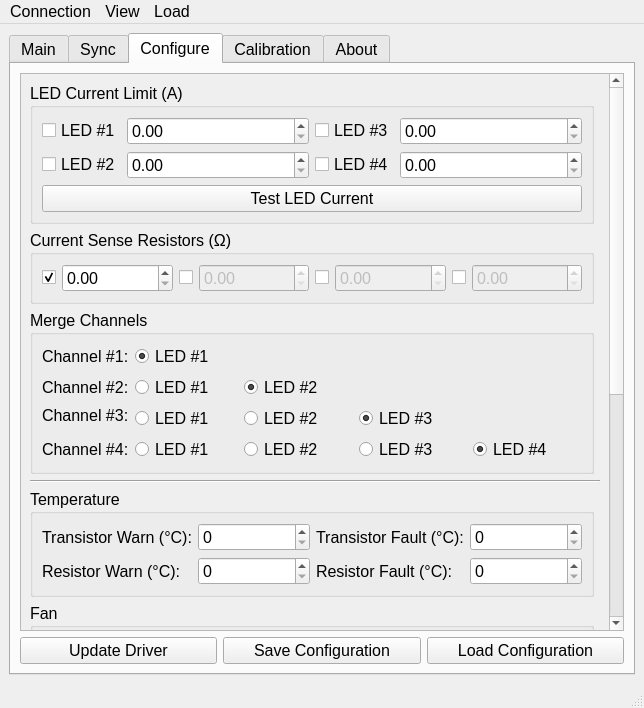
Old version of the form Software/QtDesigner_GUI.ui in the repository Llamero/Four_Channel_MHz_LED_Driver.
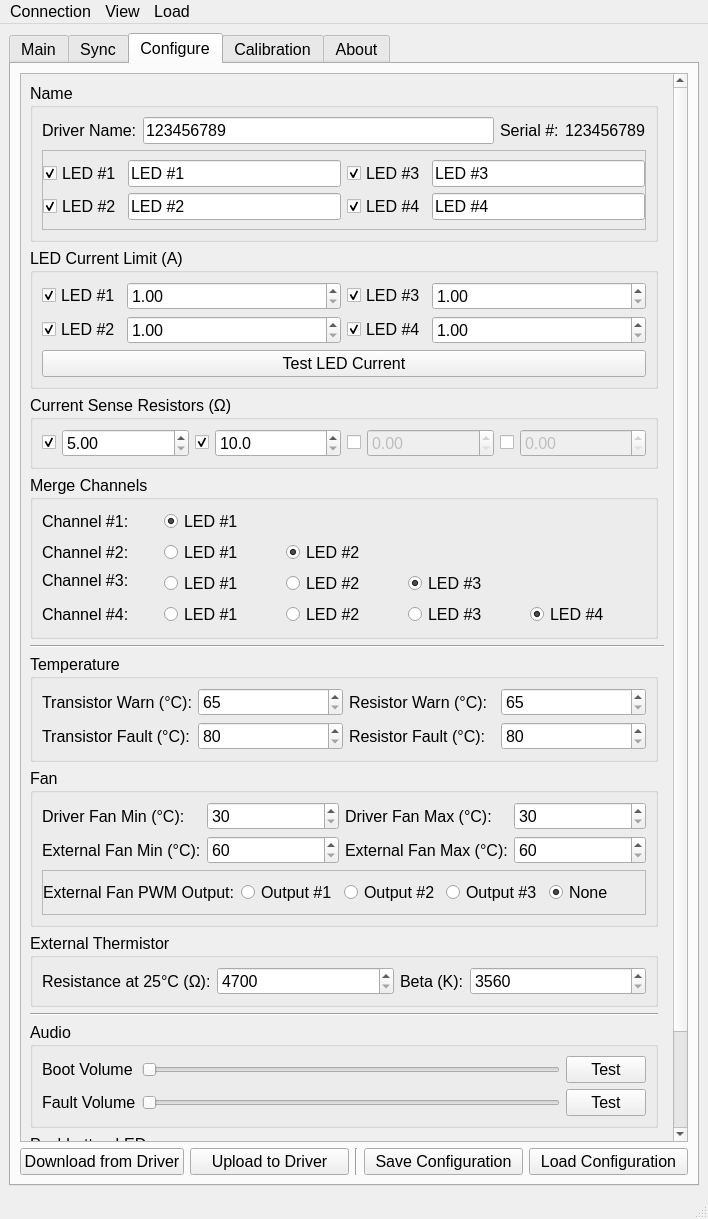
New version of the form. Custom widgets are drawn as their Qt base class.

Commit message: Working draft of configure panel

The edit to the form file:
```diff
--- a/Software/QtDesigner_GUI.ui
+++ b/Software/QtDesigner_GUI.ui
@@ -9,8 +9,8 @@
    <rect>
     <x>0</x>
     <y>0</y>
-    <width>644</width>
-    <height>708</height>
+    <width>708</width>
+    <height>1219</height>
    </rect>
   </property>
   <property name="font">
@@ -314,28 +314,14 @@
         <string>Configure</string>
        </attribute>
        <layout class="QGridLayout" name="gridLayout_10">
-        <item row="1" column="1">
-         <widget class="QPushButton" name="pushButton_7">
-          <property name="text">
-           <string>Save Configuration</string>
-          </property>
-         </widget>
-        </item>
-        <item row="1" column="0">
-         <widget class="QPushButton" name="pushButton_6">
-          <property name="text">
-           <string>Update Driver</string>
-          </property>
-         </widget>
-        </item>
-        <item row="1" column="2">
+        <item row="1" column="4">
          <widget class="QPushButton" name="pushButton_5">
           <property name="text">
            <string>Load Configuration</string>
           </property>
          </widget>
         </item>
-        <item row="0" column="0" colspan="3">
+        <item row="0" column="0" colspan="5">
          <widget class="QScrollArea" name="scrollArea">
           <property name="widgetResizable">
            <bool>true</bool>
@@ -345,68 +331,12 @@
             <rect>
              <x>0</x>
              <y>0</y>
-             <width>583</width>
-             <height>871</height>
+             <width>664</width>
+             <height>1075</height>
             </rect>
            </property>
            <layout class="QGridLayout" name="gridLayout_16">
-            <item row="0" column="0">
-             <widget class="QGroupBox" name="groupBox_11">
-              <property name="title">
-               <string>LED Current Limit (A)</string>
-              </property>
-              <layout class="QGridLayout" name="gridLayout_17" columnstretch="0,10,0,10,0">
-               <item row="1" column="0">
-                <widget class="QCheckBox" name="checkBox_8">
-                 <property name="text">
-                  <string>LED #2</string>
-                 </property>
-                </widget>
-               </item>
-               <item row="0" column="1">
-                <widget class="QDoubleSpinBox" name="doubleSpinBox_7"/>
-               </item>
-               <item row="1" column="1">
-                <widget class="QDoubleSpinBox" name="doubleSpinBox_9"/>
-               </item>
-               <item row="0" column="3">
-                <widget class="QDoubleSpinBox" name="doubleSpinBox_8"/>
-               </item>
-               <item row="2" column="0" colspan="4">
-                <widget class="QPushButton" name="pushButton_10">
-                 <property name="text">
-                  <string>Test LED Current</string>
-                 </property>
-                </widget>
-               </item>
-               <item row="0" column="0">
-                <widget class="QCheckBox" name="checkBox_7">
-                 <property name="text">
-                  <string>LED #1</string>
-                 </property>
-                </widget>
-               </item>
-               <item row="1" column="3">
-                <widget class="QDoubleSpinBox" name="doubleSpinBox_10"/>
-               </item>
-               <item row="0" column="2">
-                <widget class="QCheckBox" name="checkBox_9">
-                 <property name="text">
-                  <string>LED #3</string>
-                 </property>
-                </widget>
-               </item>
-               <item row="1" column="2">
-                <widget class="QCheckBox" name="checkBox_10">
-                 <property name="text">
-                  <string>LED #4</string>
-                 </property>
-                </widget>
-               </item>
-              </layout>
-             </widget>
-            </item>
-            <item row="8" column="0">
+            <item row="9" column="0">
              <widget class="QGroupBox" name="groupBox_7">
               <property name="title">
                <string>Audio</string>
@@ -457,14 +387,261 @@
               </layout>
              </widget>
             </item>
-            <item row="3" column="0" colspan="2">
+            <item row="0" column="0">
+             <widget class="QGroupBox" name="groupBox_14">
+              <property name="title">
+               <string>Name</string>
+              </property>
+              <layout class="QGridLayout" name="gridLayout_20">
+               <item row="0" column="1">
+                <widget class="QLineEdit" name="lineEdit">
+                 <property name="text">
+                  <string>123456789</string>
+                 </property>
+                 <property name="maxLength">
+                  <number>15</number>
+                 </property>
+                </widget>
+               </item>
+               <item row="0" column="3">
+                <widget class="QLabel" name="label_26">
+                 <property name="text">
+                  <string>123456789</string>
+                 </property>
+                </widget>
+               </item>
+               <item row="0" column="0">
+                <widget class="QLabel" name="label_24">
+                 <property name="text">
+                  <string>Driver Name:</string>
+                 </property>
+                </widget>
+               </item>
+               <item row="0" column="2">
+                <widget class="QLabel" name="label_25">
+                 <property name="text">
+                  <string>Serial #:</string>
+                 </property>
+                </widget>
+               </item>
+               <item row="1" column="0" colspan="4">
+                <widget class="QFrame" name="frame">
+                 <property name="frameShape">
+                  <enum>QFrame::StyledPanel</enum>
+                 </property>
+                 <property name="frameShadow">
+                  <enum>QFrame::Raised</enum>
+                 </property>
+                 <layout class="QGridLayout" name="gridLayout_21" columnstretch="0,10,0,0,10">
+                  <property name="leftMargin">
+                   <number>0</number>
+                  </property>
+                  <property name="rightMargin">
+                   <number>0</number>
+                  </property>
+                  <item row="0" column="0">
+                   <widget class="QCheckBox" name="checkBox_11">
+                    <property name="text">
+                     <string>LED #1</string>
+                    </property>
+                    <property name="checked">
+                     <bool>true</bool>
+                    </property>
+                   </widget>
+                  </item>
+                  <item row="1" column="1" colspan="2">
+                   <widget class="QLineEdit" name="lineEdit_3">
+                    <property name="text">
+                     <string>LED #2</string>
+                    </property>
+                    <property name="maxLength">
+                     <number>15</number>
+                    </property>
+                   </widget>
+                  </item>
+                  <item row="0" column="1" colspan="2">
+                   <widget class="QLineEdit" name="lineEdit_2">
+                    <property name="text">
+                     <string>LED #1</string>
+                    </property>
+                    <property name="maxLength">
+                     <number>15</number>
+                    </property>
+                   </widget>
+                  </item>
+                  <item row="1" column="3">
+                   <widget class="QCheckBox" name="checkBox_14">
+                    <property name="text">
+                     <string>LED #4</string>
+                    </property>
+                    <property name="checked">
+                     <bool>true</bool>
+                    </property>
+                   </widget>
+                  </item>
+                  <item row="1" column="0">
+                   <widget class="QCheckBox" name="checkBox_13">
+                    <property name="text">
+                     <string>LED #2</string>
+                    </property>
+                    <property name="checked">
+                     <bool>true</bool>
+                    </property>
+                   </widget>
+                  </item>
+                  <item row="0" column="3">
+                   <widget class="QCheckBox" name="checkBox_12">
+                    <property name="text">
+                     <string>LED #3</string>
+                    </property>
+                    <property name="checked">
+                     <bool>true</bool>
+                    </property>
+                   </widget>
+                  </item>
+                  <item row="0" column="4">
+                   <widget class="QLineEdit" name="lineEdit_4">
+                    <property name="text">
+                     <string>LED #3</string>
+                    </property>
+                    <property name="maxLength">
+                     <number>15</number>
+                    </property>
+                   </widget>
+                  </item>
+                  <item row="1" column="4">
+                   <widget class="QLineEdit" name="lineEdit_5">
+                    <property name="text">
+                     <string>LED #4</string>
+                    </property>
+                    <property name="maxLength">
+                     <number>15</number>
+                    </property>
+                   </widget>
+                  </item>
+                 </layout>
+                </widget>
+               </item>
+              </layout>
+             </widget>
+            </item>
+            <item row="8" column="0">
+             <widget class="Line" name="line_2">
+              <property name="orientation">
+               <enum>Qt::Horizontal</enum>
+              </property>
+             </widget>
+            </item>
+            <item row="5" column="0">
+             <widget class="QGroupBox" name="groupBox_6">
+              <property name="title">
+               <string>Temperature</string>
+              </property>
+              <layout class="QGridLayout" name="gridLayout_12">
+               <item row="1" column="1">
+                <widget class="QSpinBox" name="spinBox_3">
+                 <property name="specialValueText">
+                  <string>80</string>
+                 </property>
+                </widget>
+               </item>
+               <item row="0" column="3">
+                <widget class="QSpinBox" name="spinBox_2">
+                 <property name="specialValueText">
+                  <string>65</string>
+                 </property>
+                </widget>
+               </item>
+               <item row="0" column="1">
+                <widget class="QSpinBox" name="spinBox">
+                 <property name="specialValueText">
+                  <string>65</string>
+                 </property>
+                </widget>
+               </item>
+               <item row="1" column="2">
+                <widget class="QLabel" name="label_9">
+                 <property name="text">
+                  <string>Resistor Fault (°C):</string>
+                 </property>
+                </widget>
+               </item>
+               <item row="1" column="3">
+                <widget class="QSpinBox" name="spinBox_4">
+                 <property name="specialValueText">
+                  <string>80</string>
+                 </property>
+                </widget>
+               </item>
+               <item row="0" column="2">
+                <widget class="QLabel" name="label_8">
+                 <property name="text">
+                  <string>Resistor Warn (°C):</string>
+                 </property>
+                </widget>
+               </item>
+               <item row="0" column="0">
+                <widget class="QLabel" name="label_10">
+                 <property name="text">
+                  <string>Transistor Warn (°C):</string>
+                 </property>
+                </widget>
+               </item>
+               <item row="1" column="0">
+                <widget class="QLabel" name="label_11">
+                 <property name="text">
+                  <string>Transistor Fault (°C):</string>
+                 </property>
+                </widget>
+               </item>
+              </layout>
+             </widget>
+            </item>
+            <item row="7" column="0">
+             <widget class="QGroupBox" name="groupBox_9">
+              <property name="title">
+               <string>External Thermistor</string>
+              </property>
+              <layout class="QGridLayout" name="gridLayout_14" columnstretch="0,10,0,10">
+               <item row="0" column="0">
+                <widget class="QLabel" name="label_16">
+                 <property name="text">
+                  <string>Resistance at 25°C (Ω):</string>
+                 </property>
+                </widget>
+               </item>
+               <item row="0" column="2">
+                <widget class="QLabel" name="label_17">
+                 <property name="text">
+                  <string>Beta (K):</string>
+                 </property>
+                </widget>
+               </item>
+               <item row="0" column="1">
+                <widget class="QSpinBox" name="spinBox_9">
+                 <property name="specialValueText">
+                  <string>4700</string>
+                 </property>
+                </widget>
+               </item>
+               <item row="0" column="3">
+                <widget class="QSpinBox" name="spinBox_10">
+                 <property name="specialValueText">
+                  <string>3560</string>
+                 </property>
+                </widget>
+               </item>
+              </layout>
+             </widget>
+            </item>
+            <item row="4" column="0" colspan="2">
              <widget class="Line" name="line">
               <property name="orientation">
                <enum>Qt::Horizontal</enum>
               </property>
              </widget>
             </item>
-            <item row="1" column="0">
+            <item row="2" column="0">
              <widget class="QGroupBox" name="groupBox_10">
               <property name="title">
                <string>Current Sense Resistors (Ω) </string>
@@ -485,6 +662,9 @@
                  <property name="text">
                   <string/>
                  </property>
+                 <property name="checked">
+                  <bool>true</bool>
+                 </property>
                 </widget>
                </item>
                <item row="0" column="4">
@@ -502,12 +682,19 @@
                 </widget>
                </item>
                <item row="0" column="1">
-                <widget class="QDoubleSpinBox" name="doubleSpinBox_3"/>
+                <widget class="QDoubleSpinBox" name="doubleSpinBox_3">
+                 <property name="specialValueText">
+                  <string>5.00</string>
+                 </property>
+                </widget>
                </item>
                <item row="0" column="3">
                 <widget class="QDoubleSpinBox" name="doubleSpinBox_4">
                  <property name="enabled">
-                  <bool>false</bool>
+                  <bool>true</bool>
+                 </property>
+                 <property name="specialValueText">
+                  <string>10.0</string>
                  </property>
                 </widget>
                </item>
@@ -528,85 +715,7 @@
               </layout>
              </widget>
             </item>
-            <item row="4" column="0">
-             <widget class="QGroupBox" name="groupBox_6">
-              <property name="title">
-               <string>Temperature</string>
-              </property>
-              <layout class="QGridLayout" name="gridLayout_12">
-               <item row="0" column="0">
-                <widget class="QLabel" name="label_10">
-                 <property name="text">
-                  <string>Transistor Warn (°C):</string>
-                 </property>
-                </widget>
-               </item>
-               <item row="0" column="2">
-                <widget class="QLabel" name="label_11">
-                 <property name="text">
-                  <string>Transistor Fault (°C):</string>
-                 </property>
-                </widget>
-               </item>
-               <item row="1" column="2">
-                <widget class="QLabel" name="label_9">
-                 <property name="text">
-                  <string>Resistor Fault (°C):</string>
-                 </property>
-                </widget>
-               </item>
-               <item row="1" column="3">
-                <widget class="QSpinBox" name="spinBox_4"/>
-               </item>
-               <item row="1" column="1">
-                <widget class="QSpinBox" name="spinBox_3"/>
-               </item>
-               <item row="0" column="1">
-                <widget class="QSpinBox" name="spinBox"/>
-               </item>
-               <item row="0" column="3">
-                <widget class="QSpinBox" name="spinBox_2"/>
-               </item>
-               <item row="1" column="0">
-                <widget class="QLabel" name="label_8">
-                 <property name="text">
-                  <string>Resistor Warn (°C):</string>
-                 </property>
-                </widget>
-               </item>
-              </layout>
-             </widget>
-            </item>
-            <item row="6" column="0">
-             <widget class="QGroupBox" name="groupBox_9">
-              <property name="title">
-               <string>External Thermistor</string>
-              </property>
-              <layout class="QGridLayout" name="gridLayout_14">
-               <item row="0" column="0">
-                <widget class="QLabel" name="label_16">
-                 <property name="text">
-                  <string>Resistance at 25°C (Ω):</string>
-                 </property>
-                </widget>
-               </item>
-               <item row="0" column="2">
-                <widget class="QLabel" name="label_17">
-                 <property name="text">
-                  <string>Beta (K):</string>
-                 </property>
-                </widget>
-               </item>
-               <item row="0" column="1">
-                <widget class="QSpinBox" name="spinBox_9"/>
-               </item>
-               <item row="0" column="3">
-                <widget class="QSpinBox" name="spinBox_10"/>
-               </item>
-              </layout>
-             </widget>
-            </item>
-            <item row="9" column="0">
+            <item row="10" column="0">
              <widget class="QGroupBox" name="groupBox_12">
               <property name="title">
                <string>Pushbutton LEDs</string>
@@ -688,7 +797,91 @@
               </layout>
              </widget>
             </item>
-            <item row="2" column="0">
+            <item row="1" column="0">
+             <widget class="QGroupBox" name="groupBox_11">
+              <property name="title">
+               <string>LED Current Limit (A)</string>
+              </property>
+              <layout class="QGridLayout" name="gridLayout_17" columnstretch="0,10,0,10">
+               <item row="1" column="3">
+                <widget class="QDoubleSpinBox" name="doubleSpinBox_10">
+                 <property name="specialValueText">
+                  <string>1.00</string>
+                 </property>
+                </widget>
+               </item>
+               <item row="2" column="0" colspan="4">
+                <widget class="QPushButton" name="pushButton_10">
+                 <property name="text">
+                  <string>Test LED Current</string>
+                 </property>
+                </widget>
+               </item>
+               <item row="0" column="2">
+                <widget class="QCheckBox" name="checkBox_9">
+                 <property name="text">
+                  <string>LED #3</string>
+                 </property>
+                 <property name="checked">
+                  <bool>true</bool>
+                 </property>
+                </widget>
+               </item>
+               <item row="1" column="0">
+                <widget class="QCheckBox" name="checkBox_8">
+                 <property name="text">
+                  <string>LED #2</string>
+                 </property>
+                 <property name="checked">
+                  <bool>true</bool>
+                 </property>
+                </widget>
+               </item>
+               <item row="0" column="1">
+                <widget class="QDoubleSpinBox" name="doubleSpinBox_7">
+                 <property name="specialValueText">
+                  <string>1.00</string>
+                 </property>
+                </widget>
+               </item>
+               <item row="0" column="3">
+                <widget class="QDoubleSpinBox" name="doubleSpinBox_8">
+                 <property name="specialValueText">
+                  <string>1.00</string>
+                 </property>
+                </widget>
+               </item>
+               <item row="1" column="2">
+                <widget class="QCheckBox" name="checkBox_10">
+                 <property name="text">
+                  <string>LED #4</string>
+                 </property>
+                 <property name="checked">
+                  <bool>true</bool>
+                 </property>
+                </widget>
+               </item>
+               <item row="1" column="1">
+                <widget class="QDoubleSpinBox" name="doubleSpinBox_9">
+                 <property name="specialValueText">
+                  <string>1.00</string>
+                 </property>
+                </widget>
+               </item>
+               <item row="0" column="0">
+                <widget class="QCheckBox" name="checkBox_7">
+                 <property name="text">
+                  <string>LED #1</string>
+                 </property>
+                 <property name="checked">
+                  <bool>true</bool>
+                 </property>
+                </widget>
+               </item>
+              </layout>
+             </widget>
+            </item>
+            <item row="3" column="0" alignment="Qt::AlignTop">
              <widget class="QGroupBox" name="groupBox_13">
               <property name="toolTip">
                <string>Combine channels to drive LEDs at up to 4A.</string>
@@ -696,24 +889,24 @@
               <property name="title">
                <string>Merge Channels</string>
               </property>
-              <layout class="QGridLayout" name="gridLayout_19">
-               <item row="0" column="0">
-                <widget class="QLabel" name="label_20">
+              <layout class="QGridLayout" name="gridLayout_19" columnstretch="0,0,0,0,0,0,0,0,0">
+               <item row="1" column="1">
+                <widget class="QRadioButton" name="radioButton_24">
                  <property name="text">
-                  <string>Channel #1:</string>
+                  <string>LED #1</string>
                  </property>
+                 <attribute name="buttonGroup">
+                  <string notr="true">Ch_merge_2_button_group</string>
+                 </attribute>
                 </widget>
                </item>
-               <item row="0" column="1" colspan="2">
-                <widget class="QRadioButton" name="radioButton_18">
+               <item row="2" column="3" rowspan="2">
+                <widget class="QRadioButton" name="radioButton_29">
                  <property name="text">
-                  <string>LED #1</string>
-                 </property>
-                 <property name="checked">
-                  <bool>true</bool>
+                  <string>LED #2</string>
                  </property>
                  <attribute name="buttonGroup">
-                  <string notr="true">Ch_merge_1_button_group</string>
+                  <string notr="true">Ch_merge_3_button_group</string>
                  </attribute>
                 </widget>
                </item>
@@ -724,17 +917,14 @@
                  </property>
                 </widget>
                </item>
-               <item row="1" column="1" colspan="2">
-                <widget class="QRadioButton" name="radioButton_24">
+               <item row="4" column="0">
+                <widget class="QLabel" name="label_23">
                  <property name="text">
-                  <string>LED #1</string>
+                  <string>Channel #4:</string>
                  </property>
-                 <attribute name="buttonGroup">
-                  <string notr="true">Ch_merge_2_button_group</string>
-                 </attribute>
                 </widget>
                </item>
-               <item row="1" column="3" colspan="2">
+               <item row="1" column="3">
                 <widget class="QRadioButton" name="radioButton_25">
                  <property name="text">
                   <string>LED #2</string>
@@ -754,7 +944,14 @@
                  </property>
                 </widget>
                </item>
-               <item row="2" column="1" rowspan="2" colspan="2">
+               <item row="0" column="0">
+                <widget class="QLabel" name="label_20">
+                 <property name="text">
+                  <string>Channel #1:</string>
+                 </property>
+                </widget>
+               </item>
+               <item row="2" column="1" rowspan="2">
                 <widget class="QRadioButton" name="radioButton_28">
                  <property name="text">
                   <string>LED #1</string>
@@ -764,47 +961,7 @@
                  </attribute>
                 </widget>
                </item>
-               <item row="2" column="3" rowspan="2" colspan="2">
-                <widget class="QRadioButton" name="radioButton_29">
-                 <property name="text">
-                  <string>LED #2</string>
-                 </property>
-                 <attribute name="buttonGroup">
-                  <string notr="true">Ch_merge_3_button_group</string>
-                 </attribute>
-                </widget>
-               </item>
-               <item row="2" column="5" rowspan="2" colspan="2">
-                <widget class="QRadioButton" name="radioButton_27">
-                 <property name="text">
-                  <string>LED #3</string>
-                 </property>
-                 <property name="checked">
-                  <bool>true</bool>
-                 </property>
-                 <attribute name="buttonGroup">
-                  <string notr="true">Ch_merge_3_button_group</string>
-                 </attribute>
-                </widget>
-               </item>
-               <item row="4" column="0">
-                <widget class="QLabel" name="label_23">
-                 <property name="text">
-                  <string>Channel #4:</string>
-                 </property>
-                </widget>
-               </item>
-               <item row="4" column="3" colspan="2">
-                <widget class="QRadioButton" name="radioButton_33">
-                 <property name="text">
-                  <string>LED #2</string>
-                 </property>
-                 <attribute name="buttonGroup">
-                  <string notr="true">Ch_merge_4_button_group</string>
-                 </attribute>
-                </widget>
-               </item>
-               <item row="4" column="1" colspan="2">
+               <item row="4" column="1">
                 <widget class="QRadioButton" name="radioButton_32">
                  <property name="text">
                   <string>LED #1</string>
@@ -814,7 +971,43 @@
                  </attribute>
                 </widget>
                </item>
-               <item row="4" column="5" colspan="2">
+               <item row="0" column="1">
+                <widget class="QRadioButton" name="radioButton_18">
+                 <property name="text">
+                  <string>LED #1</string>
+                 </property>
+                 <property name="checked">
+                  <bool>true</bool>
+                 </property>
+                 <attribute name="buttonGroup">
+                  <string notr="true">Ch_merge_1_button_group</string>
+                 </attribute>
+                </widget>
+               </item>
+               <item row="4" column="3">
+                <widget class="QRadioButton" name="radioButton_33">
+                 <property name="text">
+                  <string>LED #2</string>
+                 </property>
+                 <attribute name="buttonGroup">
+                  <string notr="true">Ch_merge_4_button_group</string>
+                 </attribute>
+                </widget>
+               </item>
+               <item row="2" column="5" rowspan="2">
+                <widget class="QRadioButton" name="radioButton_27">
+                 <property name="text">
+                  <string>LED #3</string>
+                 </property>
+                 <property name="checked">
+                  <bool>true</bool>
+                 </property>
+                 <attribute name="buttonGroup">
+                  <string notr="true">Ch_merge_3_button_group</string>
+                 </attribute>
+                </widget>
+               </item>
+               <item row="4" column="5">
                 <widget class="QRadioButton" name="radioButton_31">
                  <property name="text">
                   <string>LED #3</string>
@@ -824,7 +1017,7 @@
                  </attribute>
                 </widget>
                </item>
-               <item row="4" column="7" colspan="2">
+               <item row="4" column="7">
                 <widget class="QRadioButton" name="radioButton_30">
                  <property name="text">
                   <string>LED #4</string>
@@ -840,21 +1033,25 @@
               </layout>
              </widget>
             </item>
-            <item row="5" column="0">
+            <item row="6" column="0">
              <widget class="QGroupBox" name="groupBox_8">
               <property name="title">
                <string>Fan</string>
               </property>
               <layout class="QGridLayout" name="gridLayout_13">
-               <item row="0" column="0">
-                <widget class="QLabel" name="label_12">
+               <item row="1" column="2">
+                <widget class="QLabel" name="label_15">
                  <property name="text">
-                  <string>Driver Fan Min (°C):</string>
+                  <string>External Fan Max (°C):</string>
                  </property>
                 </widget>
                </item>
                <item row="0" column="1">
-                <widget class="QSpinBox" name="spinBox_5"/>
+                <widget class="QSpinBox" name="spinBox_5">
+                 <property name="specialValueText">
+                  <string>30</string>
+                 </property>
+                </widget>
                </item>
                <item row="0" column="2">
                 <widget class="QLabel" name="label_13">
@@ -863,8 +1060,33 @@
                  </property>
                 </widget>
                </item>
+               <item row="0" column="0">
+                <widget class="QLabel" name="label_12">
+                 <property name="text">
+                  <string>Driver Fan Min (°C):</string>
+                 </property>
+                </widget>
+               </item>
+               <item row="1" column="3">
+                <widget class="QSpinBox" name="spinBox_8">
+                 <property name="specialValueText">
+                  <string>60</string>
+                 </property>
+                </widget>
+               </item>
+               <item row="1" column="1">
+                <widget class="QSpinBox" name="spinBox_7">
+                 <property name="specialValueText">
+                  <string>60</string>
+                 </property>
+                </widget>
+               </item>
                <item row="0" column="3">
-                <widget class="QSpinBox" name="spinBox_6"/>
+                <widget class="QSpinBox" name="spinBox_6">
+                 <property name="specialValueText">
+                  <string>30</string>
+                 </property>
+                </widget>
                </item>
                <item row="1" column="0">
                 <widget class="QLabel" name="label_14">
@@ -873,33 +1095,109 @@
                  </property>
                 </widget>
                </item>
-               <item row="1" column="1">
-                <widget class="QSpinBox" name="spinBox_7"/>
-               </item>
-               <item row="1" column="2">
-                <widget class="QLabel" name="label_15">
-                 <property name="text">
-                  <string>External Fan Max (°C):</string>
+               <item row="2" column="0" colspan="4">
+                <widget class="QFrame" name="frame_2">
+                 <property name="frameShape">
+                  <enum>QFrame::StyledPanel</enum>
                  </property>
+                 <property name="frameShadow">
+                  <enum>QFrame::Raised</enum>
+                 </property>
+                 <layout class="QGridLayout" name="gridLayout_22" columnstretch="1,1,1,1,1">
+                  <property name="leftMargin">
+                   <number>0</number>
+                  </property>
+                  <property name="rightMargin">
+                   <number>0</number>
+                  </property>
+                  <item row="0" column="1">
+                   <widget class="QRadioButton" name="radioButton_19">
+                    <property name="text">
+                     <string>Output #1</string>
+                    </property>
+                    <attribute name="buttonGroup">
+                     <string notr="true">ext_fan_button_group</string>
+                    </attribute>
+                   </widget>
+                  </item>
+                  <item row="0" column="2">
+                   <widget class="QRadioButton" name="radioButton_20">
+                    <property name="text">
+                     <string>Output #2</string>
+                    </property>
+                    <attribute name="buttonGroup">
+                     <string notr="true">ext_fan_button_group</string>
+                    </attribute>
+                   </widget>
+                  </item>
+                  <item row="0" column="0">
+                   <widget class="QLabel" name="label_27">
+                    <property name="text">
+                     <string>External Fan PWM Output:</string>
+                    </property>
+                   </widget>
+                  </item>
+                  <item row="0" column="3">
+                   <widget class="QRadioButton" name="radioButton_21">
+                    <property name="text">
+                     <string>Output #3</string>
+                    </property>
+                    <attribute name="buttonGroup">
+                     <string notr="true">ext_fan_button_group</string>
+                    </attribute>
+                   </widget>
+                  </item>
+                  <item row="0" column="4">
+                   <widget class="QRadioButton" name="radioButton_22">
+                    <property name="text">
+                     <string>None</string>
+                    </property>
+                    <property name="checked">
+                     <bool>true</bool>
+                    </property>
+                    <attribute name="buttonGroup">
+                     <string notr="true">ext_fan_button_group</string>
+                    </attribute>
+                   </widget>
+                  </item>
+                 </layout>
                 </widget>
                </item>
-               <item row="1" column="3">
-                <widget class="QSpinBox" name="spinBox_8"/>
-               </item>
               </layout>
              </widget>
             </item>
-            <item row="7" column="0">
-             <widget class="Line" name="line_2">
-              <property name="orientation">
-               <enum>Qt::Horizontal</enum>
-              </property>
-             </widget>
-            </item>
            </layout>
           </widget>
          </widget>
         </item>
+        <item row="1" column="1">
+         <widget class="QPushButton" name="pushButton_6">
+          <property name="text">
+           <string>Upload to Driver</string>
+          </property>
+         </widget>
+        </item>
+        <item row="1" column="3">
+         <widget class="QPushButton" name="pushButton_7">
+          <property name="text">
+           <string>Save Configuration</string>
+          </property>
+         </widget>
+        </item>
+        <item row="1" column="0">
+         <widget class="QPushButton" name="pushButton_13">
+          <property name="text">
+           <string>Download from Driver</string>
+          </property>
+         </widget>
+        </item>
+        <item row="1" column="2">
+         <widget class="Line" name="line_3">
+          <property name="orientation">
+           <enum>Qt::Vertical</enum>
+          </property>
+         </widget>
+        </item>
        </layout>
       </widget>
       <widget class="QWidget" name="calibration_tab">
@@ -1032,7 +1330,7 @@
     <rect>
      <x>0</x>
      <y>0</y>
-     <width>644</width>
+     <width>708</width>
      <height>21</height>
     </rect>
    </property>
```
Left out of the diff: 9 changed lines with no effect on the pictures.
